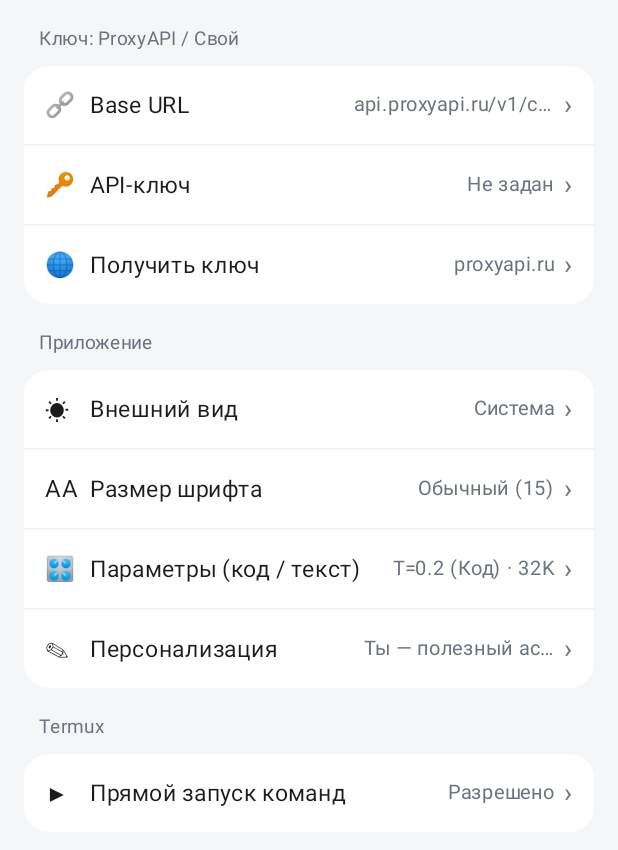
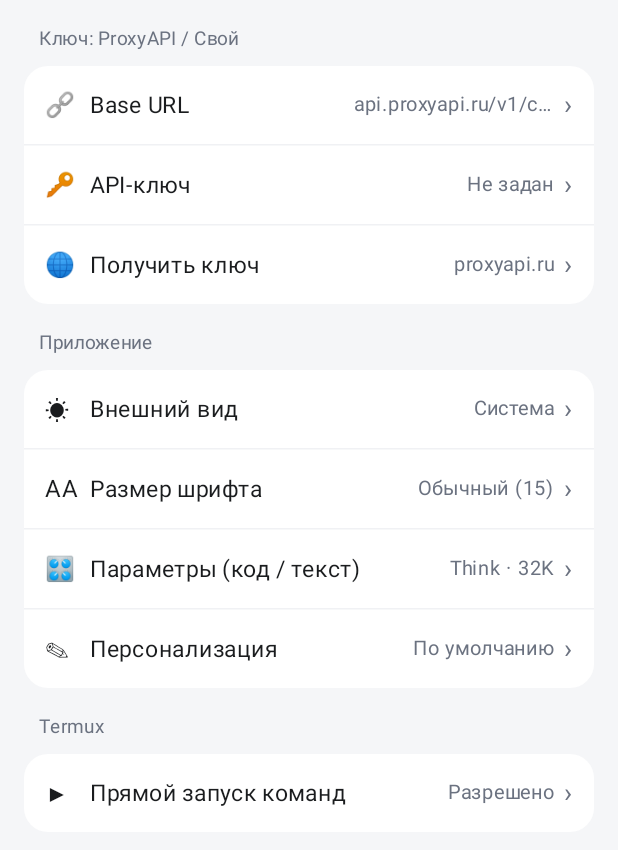
Before and after one commit to Garickbox/DeepApk, an Android app built with Jetpack Compose: the screen it shows after launch (MainActivity), after a tap on "Выбрать ИИ / Настройки", on a phone screen of 412 x 824 dp, the part 386-1236 px from its top. Run offline under Robolectric (Android 15) with nearby library versions, the phone set to English and light mode, and no system bars; libraries missing offline, so code that uses them is left out: com.google.mlkit.vision, com.googlecode.tesseract; pictures from the network do not load.

Commit message:
fix(api,ui): Unit in SSE lambda, drop isGemini, clean Settings labels

```diff
--- a/app/src/main/java/com/garickbox/deepapk/ChatDrawer.kt
+++ b/app/src/main/java/com/garickbox/deepapk/ChatDrawer.kt
@@ -163,7 +163,7 @@ internal fun ChatDrawerSheet(
                                 .padding(horizontal = 6.dp, vertical = 8.dp),
                             verticalAlignment = Alignment.CenterVertically
                         ) {
-                            DeepWhaleLogo(sizeDp = 34, isGemini = settings.provider == "gemini")
+                            DeepWhaleLogo(sizeDp = 34)
                             Spacer(Modifier.width(10.dp))
                             Column(Modifier.weight(1f)) {
                                 Text("DeepApk · ${BuildConfig.VERSION_NAME}", fontSize = 14.sp, fontWeight = FontWeight.Medium)
--- a/app/src/main/java/com/garickbox/deepapk/ChatScreen.kt
+++ b/app/src/main/java/com/garickbox/deepapk/ChatScreen.kt
@@ -920,7 +920,7 @@ fun ChatScreen(
                             verticalArrangement = Arrangement.Center,
                             horizontalAlignment = Alignment.CenterHorizontally
                         ) {
-                            DeepWhaleLogo(sizeDp = 56, isGemini = settings.provider == "gemini", cornerDp = 16)
+                            DeepWhaleLogo(sizeDp = 56, cornerDp = 16)
                             Spacer(Modifier.height(14.dp))
                             Text(
                                 "Привет! Я ${settings.providerLabel()}",
--- a/app/src/main/java/com/garickbox/deepapk/ChatWidgets.kt
+++ b/app/src/main/java/com/garickbox/deepapk/ChatWidgets.kt
@@ -84,7 +84,7 @@ internal fun ModePill(
 }
 
 @Composable
-internal fun DeepWhaleLogo(sizeDp: Int, isGemini: Boolean, cornerDp: Int = sizeDp / 2) {
+internal fun DeepWhaleLogo(sizeDp: Int, cornerDp: Int = sizeDp / 2) {
     Box(
         modifier = Modifier
             .size(sizeDp.dp)
@@ -92,9 +92,6 @@ internal fun DeepWhaleLogo(sizeDp: Int, isGemini: Boolean, cornerDp: Int = sizeD
             .background(DeepSeekBlue),
         contentAlignment = Alignment.Center
     ) {
-        if (isGemini) {
-            Text("✦", color = Color.White, fontSize = (sizeDp * 0.42f).sp, fontWeight = FontWeight.Bold)
-        } else {
             Canvas(Modifier.size((sizeDp * 0.72f).dp)) {
                 val w = size.width
                 val h = size.height
@@ -129,6 +126,5 @@ internal fun DeepWhaleLogo(sizeDp: Int, isGemini: Boolean, cornerDp: Int = sizeD
                     cap = StrokeCap.Round
                 )
             }
-        }
     }
 }
--- a/app/src/main/java/com/garickbox/deepapk/DeepSeekApi.kt
+++ b/app/src/main/java/com/garickbox/deepapk/DeepSeekApi.kt
@@ -158,6 +158,7 @@ object DeepSeekApi {
                         if (isActive && !done) { if (!gotC && gotR) { trySend(StreamEvent.Done(lastUsage, true)); trySend(StreamEvent.Error("Рассуждения оборвались — нажми «⏭ Продолжить»")) } else if (!gotC) trySend(StreamEvent.Error("Соединение закрыто без ответа")) else trySend(StreamEvent.Done(lastUsage, truncated)) }
                     }
                 }
+                Unit
             }
         } catch (_: SocketTimeoutException) {
             if (isActive) trySend(StreamEvent.Error("Таймаут ответа сервера (120с)"))
--- a/app/src/main/java/com/garickbox/deepapk/SettingsScreen.kt
+++ b/app/src/main/java/com/garickbox/deepapk/SettingsScreen.kt
@@ -169,14 +169,14 @@ fun SettingsScreen(
                 SettingsRow(
                     icon = "🎛",
                     title = "Параметры (код / текст)",
-                    value = "T=${"%.1f".format(draft.temperature)} (${if (draft.temperature <= 0.35f) "Код" else if (draft.temperature <= 0.85f) "Баланс" else "Текст"}) · ${draft.maxTokens / 1024}K",
+                    value = (if (draft.thinkingEnabled) "Think" else "T=${"%.1f".format(draft.temperature)}") + " · ${draft.maxTokens / 1024}K",
                     onClick = { showParamsDialog = true }
                 )
                 HorizontalDivider(color = dividerCol)
                 SettingsRow(
                     icon = "✎",
                     title = "Персонализация",
-                    value = draft.systemPrompt.take(16) + "…",
+                    value = if (draft.systemPrompt.trim() == AppSettings.DEFAULT_SYSTEM_PROMPT.trim()) "По умолчанию" else draft.systemPrompt.take(18) + "…",
                     onClick = { showPromptDialog = true }
                 )
             }
```
